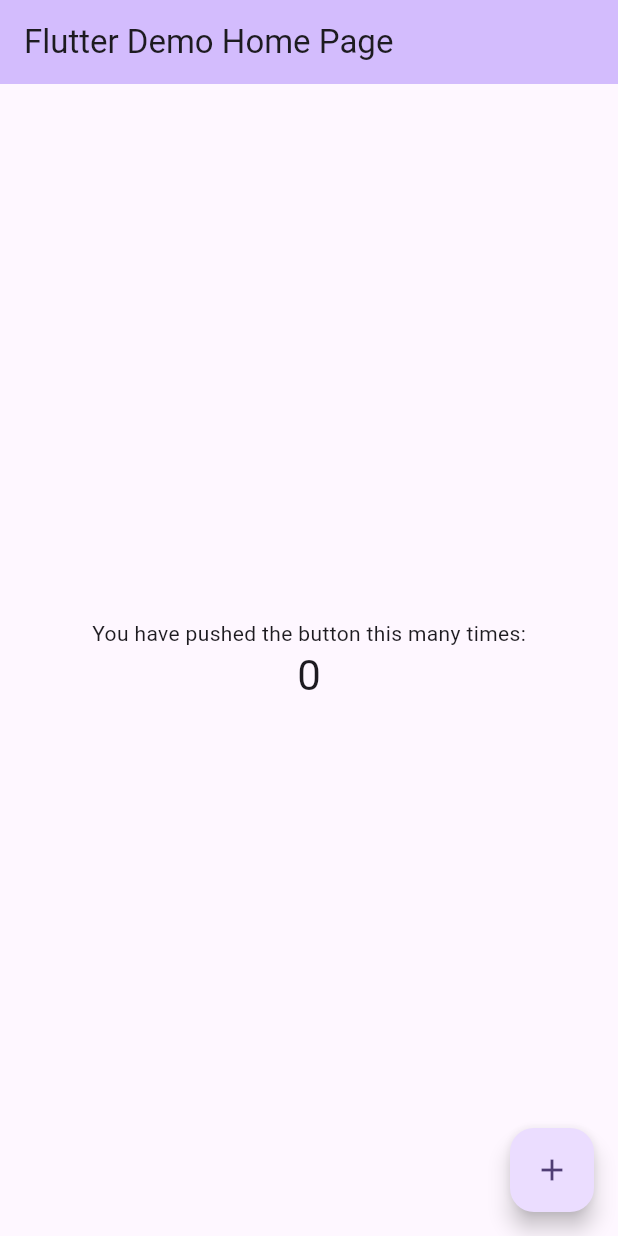
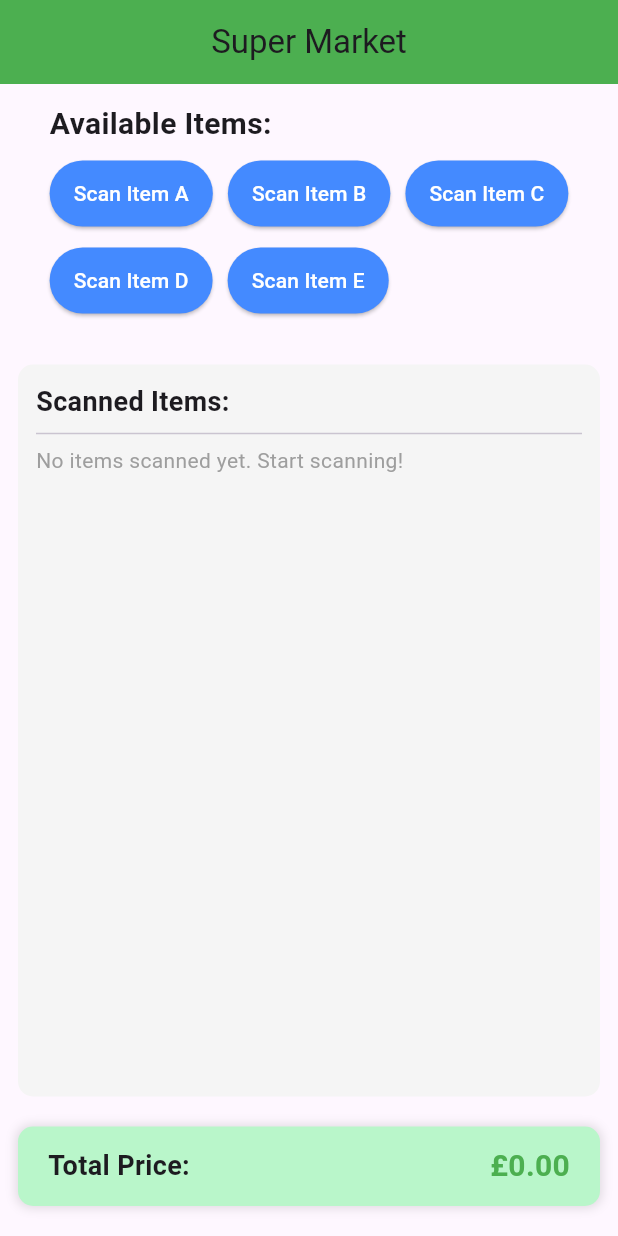
Before and after one commit to MonaVerma-git/supermarket_checkout, a Flutter app: the screen it shows after launch, on a phone screen of 412 x 824 dp. Run offline on Flutter 3.47's test engine with Material 3 defaults, Android fonts, the phone set to English and light mode, and no system bars; our stand-ins replace flutter_bloc, get_it, go_router.

Commit message:
Product list item implemented

```diff
--- /dev/null
+++ b/lib/app_routers.dart
@@ -0,0 +1,24 @@
+import 'package:flutter_bloc/flutter_bloc.dart';
+import 'package:go_router/go_router.dart';
+
+import 'features/checkout/presentation/cubit/checkout_cubit.dart';
+import 'features/checkout/presentation/screens/product_list.dart';
+import 'injection/service_locator.dart';
+
+class AppRouters {
+  GoRouter get router {
+    return GoRouter(
+      initialLocation: '/product_list',
+      routes: [
+        GoRoute(
+          path: '/product_list',
+          builder: (context, state) => BlocProvider(
+            create: (_) => getIt<CheckoutCubit>(),
+            child: const ProductListPage(),
+          ),
+        )
+      ],
+      // errorBuilder: (context, state) => Error(),
+    );
+  }
+}
--- /dev/null
+++ b/lib/core/usecase.dart
@@ -0,0 +1,3 @@
+abstract class UseCase<Type, Params> {
+  Future<Type> call(Params params);
+}
--- /dev/null
+++ b/lib/features/checkout/data/repositories/pricing_repository.dart
@@ -0,0 +1,39 @@
+import '../../domain/entities/item.dart';
+import '../../domain/entities/promotion.dart';
+import '../../domain/repositories/pricing_repository.dart';
+
+class PricingRepositoryImpl implements PricingRepository {
+  @override
+  List<Item> getItems() {
+    return [
+      Item(sku: 'A', price: 50),
+      Item(sku: 'B', price: 75),
+      Item(sku: 'C', price: 25),
+      Item(sku: 'D', price: 150),
+      Item(sku: 'E', price: 200),
+    ];
+  }
+
+  @override
+  List<Promotion> getPromotions() {
+    return [
+      Promotion(
+          type: PromotionType.multipriced,
+          items: ['A'],
+          specialPrice: 130,
+          quantity: 3),
+      Promotion(
+          type: PromotionType.multipriced,
+          items: ['B'],
+          specialPrice: 125,
+          quantity: 2),
+      Promotion(
+          type: PromotionType.buyNGetOneFree,
+          items: ['C'],
+          specialPrice: 0,
+          quantity: 3),
+      Promotion(
+          type: PromotionType.mealDeal, items: ['D', 'E'], specialPrice: 300),
+    ];
+  }
+}
--- /dev/null
+++ b/lib/features/checkout/domain/entities/item.dart
@@ -0,0 +1,6 @@
+class Item {
+  final String sku;
+  final int price;
+
+  Item({required this.sku, required this.price});
+}
--- /dev/null
+++ b/lib/features/checkout/domain/repositories/pricing_repository.dart
@@ -0,0 +1,7 @@
+import '../entities/item.dart';
+import '../entities/promotion.dart';
+
+abstract class PricingRepository {
+  List<Item> getItems();
+  List<Promotion> getPromotions();
+}
--- /dev/null
+++ b/lib/features/checkout/domain/usecases/calculate_totol.dart
@@ -0,0 +1,61 @@
+import '../../../../core/usecase.dart';
+import '../entities/promotion.dart';
+import '../repositories/pricing_repository.dart';
+
+class CalculateTotal extends UseCase<int, List<String>> {
+  final PricingRepository repository;
+
+  CalculateTotal(this.repository);
+
+  @override
+  Future<int> call(List<String> scannedItems) async {
+    final items = repository.getItems();
+    final promotions = repository.getPromotions();
+
+    Map<String, int> skuCount = {};
+    for (var sku in scannedItems) {
+      skuCount[sku] = (skuCount[sku] ?? 0) + 1;
+    }
+
+    int total = 0;
+
+    // Apply promotions
+    for (var promotion in promotions) {
+      if (promotion.type == PromotionType.multipriced) {
+        final sku = promotion.items[0];
+        final quantity = skuCount[sku] ?? 0;
+
+        final bundleCount = quantity ~/ promotion.quantity;
+        total += bundleCount * promotion.specialPrice;
+
+        skuCount[sku] = quantity % promotion.quantity;
+      } else if (promotion.type == PromotionType.buyNGetOneFree) {
+        final sku = promotion.items[0];
+        final quantity = skuCount[sku] ?? 0;
+
+        final freeItems = quantity ~/ (promotion.quantity + 1);
+        total += (quantity - freeItems) *
+            items.firstWhere((item) => item.sku == sku).price;
+
+        skuCount[sku] = 0;
+      } else if (promotion.type == PromotionType.mealDeal) {
+        final dCount = skuCount['D'] ?? 0;
+        final eCount = skuCount['E'] ?? 0;
+
+        final bundleCount = dCount < eCount ? dCount : eCount;
+        total += bundleCount * promotion.specialPrice;
+
+        skuCount['D'] = dCount - bundleCount;
+        skuCount['E'] = eCount - bundleCount;
+      }
+    }
+
+    // Add remaining items
+    skuCount.forEach((sku, count) {
+      final price = items.firstWhere((item) => item.sku == sku).price;
+      total += count * price;
+    });
+
+    return total;
+  }
+}
--- /dev/null
+++ b/lib/features/checkout/domain/usecases/scan_item.dart
@@ -0,0 +1,12 @@
+import '../../../../core/usecase.dart';
+
+class ScanItem extends UseCase<void, String> {
+  final List<String> _scannedItems = [];
+
+  @override
+  Future<void> call(String params) async {
+    _scannedItems.add(params);
+  }
+
+  List<String> get scannedItems => _scannedItems;
+}
--- a/lib/features/checkout/presentation/cubit/checkout_cubit.dart
+++ b/lib/features/checkout/presentation/cubit/checkout_cubit.dart
@@ -1,21 +1,20 @@
 import 'package:flutter_bloc/flutter_bloc.dart';
+import '../../domain/usecases/calculate_totol.dart';
+import '../../domain/usecases/scan_item.dart';
 
-import 'checkout_state.dart';
+class CheckoutCubit extends Cubit<int> {
+  final CalculateTotal calculateTotal;
+  final ScanItem scanItem;
 
-class CheckoutCubit extends Cubit<CheckoutState> {
-  CheckoutCubit() : super(const CheckoutState(isLoading: true));
+  CheckoutCubit(this.calculateTotal, this.scanItem) : super(0);
 
-  Future<void> loadInitialData() async {
-    final stableState = state;
-    try {
-      emit(state.copyWith(isLoading: true));
+  void scan(String sku) {
+    scanItem.call(sku);
+    _calculateTotal();
+  }
 
-      // TODO your code here
-
-      emit(state.copyWith(isLoading: false));
-    } catch (error) {
-      emit(state.copyWith(error: error.toString()));
-      emit(stableState.copyWith(isLoading: false));
-    }
+  void _calculateTotal() async {
+    final total = await calculateTotal.call(scanItem.scannedItems);
+    emit(total);
   }
 }
--- /dev/null
+++ b/lib/features/checkout/presentation/screens/product_list.dart
@@ -0,0 +1,150 @@
+import 'package:flutter/material.dart';
+import 'package:flutter_bloc/flutter_bloc.dart';
+
+import '../cubit/checkout_cubit.dart';
+
+class ProductListPage extends StatelessWidget {
+  const ProductListPage({super.key});
+
+  @override
+  Widget build(BuildContext context) {
+    final List<String> skus = ['A', 'B', 'C', 'D', 'E'];
+
+    return Scaffold(
+      appBar: AppBar(
+        title: const Text('Super Market'),
+        centerTitle: true,
+        backgroundColor: Colors.green,
+      ),
+      body: Column(
+        children: [
+          // Product buttons section
+          Padding(
+            padding: const EdgeInsets.all(12.0),
+            child: Column(
+              crossAxisAlignment: CrossAxisAlignment.start,
+              children: [
+                const Text(
+                  'Available Items:',
+                  style: TextStyle(fontSize: 20, fontWeight: FontWeight.bold),
+                ),
+                const SizedBox(height: 8),
+                Wrap(
+                  spacing: 10,
+                  runSpacing: 10,
+                  children: skus
+                      .map(
+                        (sku) => ElevatedButton(
+                          style: ElevatedButton.styleFrom(
+                            padding: const EdgeInsets.symmetric(
+                                horizontal: 16, vertical: 12),
+                            backgroundColor: Colors.blueAccent,
+                          ),
+                          onPressed: () =>
+                              context.read<CheckoutCubit>().scan(sku),
+                          child: Text(
+                            'Scan Item $sku',
+                            style: const TextStyle(color: Colors.white),
+                          ),
+                        ),
+                      )
+                      .toList(),
+                ),
+              ],
+            ),
+          ),
+          const SizedBox(height: 20),
+
+          // Scanned items list
+          Expanded(
+            child: BlocBuilder<CheckoutCubit, int>(
+              builder: (context, total) {
+                final scannedItems =
+                    context.read<CheckoutCubit>().scanItem.scannedItems;
+                return Container(
+                  decoration: BoxDecoration(
+                    color: Colors.grey[100],
+                    borderRadius: BorderRadius.circular(10),
+                  ),
+                  margin: const EdgeInsets.symmetric(horizontal: 12),
+                  padding: const EdgeInsets.all(12),
+                  child: Column(
+                    crossAxisAlignment: CrossAxisAlignment.start,
+                    children: [
+                      const Text(
+                        'Scanned Items:',
+                        style: TextStyle(
+                            fontSize: 18, fontWeight: FontWeight.w600),
+                      ),
+                      const Divider(),
+                      if (scannedItems.isEmpty)
+                        const Text(
+                          'No items scanned yet. Start scanning!',
+                          style: TextStyle(color: Colors.grey),
+                        ),
+                      if (scannedItems.isNotEmpty)
+                        Expanded(
+                          child: ListView.builder(
+                            itemCount: scannedItems.length,
+                            itemBuilder: (context, index) => ListTile(
+                              leading: CircleAvatar(
+                                backgroundColor: Colors.green,
+                                child: Text(
+                                  scannedItems[index],
+                                  style: const TextStyle(color: Colors.white),
+                                ),
+                              ),
+                              title: Text('Item ${scannedItems[index]}'),
+                            ),
+                          ),
+                        ),
+                    ],
+                  ),
+                );
+              },
+            ),
+          ),
+
+          // Total price display
+          const SizedBox(height: 10),
+          BlocBuilder<CheckoutCubit, int>(
+            builder: (context, total) => Container(
+              margin: const EdgeInsets.symmetric(horizontal: 12, vertical: 10),
+              padding: const EdgeInsets.symmetric(vertical: 12, horizontal: 20),
+              decoration: BoxDecoration(
+                color: Colors.greenAccent[100],
+                borderRadius: BorderRadius.circular(10),
+                boxShadow: [
+                  BoxShadow(
+                    color: Colors.black12,
+                    spreadRadius: 1,
+                    blurRadius: 5,
+                  ),
+                ],
+              ),
+              child: Row(
+                mainAxisAlignment: MainAxisAlignment.spaceBetween,
+                children: [
+                  const Text(
+                    'Total Price:',
+                    style: TextStyle(fontSize: 18, fontWeight: FontWeight.bold),
+                  ),
+                  Text(
+                    '£${(total / 100).toStringAsFixed(2)}',
+                    style: const TextStyle(
+                      fontSize: 20,
+                      fontWeight: FontWeight.bold,
+                      color: Colors.green,
+                    ),
+                  ),
+                ],
+              ),
+            ),
+          ),
+
+          const SizedBox(height: 10),
+        ],
+      ),
+    );
+  }
+}
--- a/lib/main.dart
+++ b/lib/main.dart
@@ -1,125 +1,21 @@
 import 'package:flutter/material.dart';
+import 'package:supermarket/app_routers.dart';
+import 'injection/service_locator.dart';
 
 void main() {
-  runApp(const MyApp());
+  initServices();
+  runApp(SuperMarketApp());
 }
 
-class MyApp extends StatelessWidget {
-  const MyApp({super.key});
+class SuperMarketApp extends StatelessWidget {
+  SuperMarketApp({super.key});
+  final AppRouters appRouters = AppRouters();
 
-  // This widget is the root of your application.
   @override
   Widget build(BuildContext context) {
-    return MaterialApp(
-      title: 'Flutter Demo',
-      theme: ThemeData(
-        // This is the theme of your application.
-        //
-        // TRY THIS: Try running your application with "flutter run". You'll see
-        // the application has a purple toolbar. Then, without quitting the app,
-        // try changing the seedColor in the colorScheme below to Colors.green
-        // and then invoke "hot reload" (save your changes or press the "hot
-        // reload" button in a Flutter-supported IDE, or press "r" if you used
-        // the command line to start the app).
-        //
-        // Notice that the counter didn't reset back to zero; the application
-        // state is not lost during the reload. To reset the state, use hot
-        // restart instead.
-        //
-        // This works for code too, not just values: Most code changes can be
-        // tested with just a hot reload.
-        colorScheme: ColorScheme.fromSeed(seedColor: Colors.deepPurple),
-        useMaterial3: true,
-      ),
-      home: const MyHomePage(title: 'Flutter Demo Home Page'),
+    return MaterialApp.router(
+      debugShowCheckedModeBanner: false,
+      routerConfig: appRouters.router,
     );
   }
 }
-
-class MyHomePage extends StatefulWidget {
-  const MyHomePage({super.key, required this.title});
-
-  // This widget is the home page of your application. It is stateful, meaning
-  // that it has a State object (defined below) that contains fields that affect
-  // how it looks.
-
-  // This class is the configuration for the state. It holds the values (in this
-  // case the title) provided by the parent (in this case the App widget) and
-  // used by the build method of the State. Fields in a Widget subclass are
-  // always marked "final".
-
-  final String title;
-
-  @override
-  State<MyHomePage> createState() => _MyHomePageState();
-}
-
-class _MyHomePageState extends State<MyHomePage> {
-  int _counter = 0;
-
-  void _incrementCounter() {
-    setState(() {
-      // This call to setState tells the Flutter framework that something has
-      // changed in this State, which causes it to rerun the build method below
-      // so that the display can reflect the updated values. If we changed
-      // _counter without calling setState(), then the build method would not be
-      // called again, and so nothing would appear to happen.
-      _counter++;
-    });
-  }
-
-  @override
-  Widget build(BuildContext context) {
-    // This method is rerun every time setState is called, for instance as done
-    // by the _incrementCounter method above.
-    //
-    // The Flutter framework has been optimized to make rerunning build methods
-    // fast, so that you can just rebuild anything that needs updating rather
-    // than having to individually change instances of widgets.
-    return Scaffold(
-      appBar: AppBar(
-        // TRY THIS: Try changing the color here to a specific color (to
-        // Colors.amber, perhaps?) and trigger a hot reload to see the AppBar
-        // change color while the other colors stay the same.
-        backgroundColor: Theme.of(context).colorScheme.inversePrimary,
-        // Here we take the value from the MyHomePage object that was created by
-        // the App.build method, and use it to set our appbar title.
-        title: Text(widget.title),
-      ),
-      body: Center(
-        // Center is a layout widget. It takes a single child and positions it
-        // in the middle of the parent.
-        child: Column(
-          // Column is also a layout widget. It takes a list of children and
-          // arranges them vertically. By default, it sizes itself to fit its
-          // children horizontally, and tries to be as tall as its parent.
-          //
-          // Column has various properties to control how it sizes itself and
-          // how it positions its children. Here we use mainAxisAlignment to
-          // center the children vertically; the main axis here is the vertical
-          // axis because Columns are vertical (the cross axis would be
-          // horizontal).
-          //
-          // TRY THIS: Invoke "debug painting" (choose the "Toggle Debug Paint"
-          // action in the IDE, or press "p" in the console), to see the
-          // wireframe for each widget.
-          mainAxisAlignment: MainAxisAlignment.center,
-          children: <Widget>[
-            const Text(
-              'You have pushed the button this many times:',
-            ),
-            Text(
-              '$_counter',
-              style: Theme.of(context).textTheme.headlineMedium,
-            ),
-          ],
-        ),
-      ),
-      floatingActionButton: FloatingActionButton(
-        onPressed: _incrementCounter,
-        tooltip: 'Increment',
-        child: const Icon(Icons.add),
-      ), // This trailing comma makes auto-formatting nicer for build methods.
-    );
-  }
-}
--- a/pubspec.yaml
+++ b/pubspec.yaml
@@ -36,6 +36,8 @@ dependencies:
   # Use with the CupertinoIcons class for iOS style icons.
   cupertino_icons: ^1.0.8
   flutter_bloc: ^8.1.6
+  get_it: ^8.0.2
+  go_router: ^14.6.2
 
 
 dev_dependencies:
```
Also changed, not shown: lib/features/checkout/domain/entities/promotion.dart (added, +15 -0 lines), lib/injection/service_locator.dart (added, +20 -0 lines), pubspec.lock, 13 other files.
